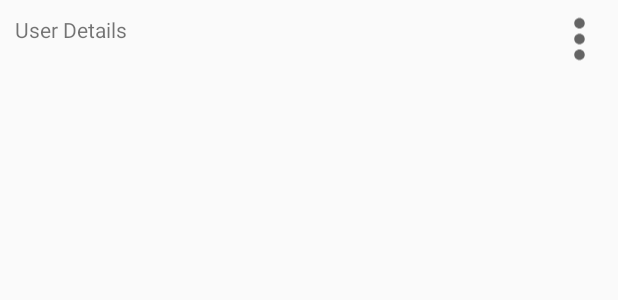
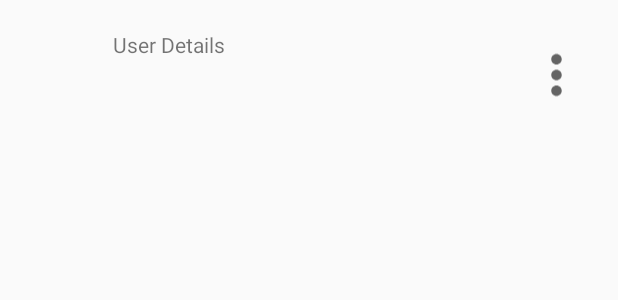
Before and after one commit to meanbypawan/firebaseapp, an Android app: the layout user_item_list.xml on its own in the app's theme, with its tools: preview values and no code run, on a phone screen of 412 x 824 dp. Shown: the top 300 px of the screen. Run offline under Robolectric (Android 15) with nearby library versions, the phone set to English and light mode, and no system bars.

```diff
--- a/app/src/main/AndroidManifest.xml
+++ b/app/src/main/AndroidManifest.xml
@@ -17,6 +17,7 @@
             </intent-filter>
         </activity>
         <activity android:name=".UserListActivity"/>
+        <activity android:name=".EditActivity"/>
     </application>
 
 </manifest>
--- a/app/src/main/java/com/example/testfirebaseapp/User.java
+++ b/app/src/main/java/com/example/testfirebaseapp/User.java
@@ -1,6 +1,8 @@
 package com.example.testfirebaseapp;
 
-public class User {
+import java.io.Serializable;
+
+public class User implements Serializable {
   private String id;
   private String name;
   private String mobile;
--- a/app/src/main/res/layout/user_item_list.xml
+++ b/app/src/main/res/layout/user_item_list.xml
@@ -3,13 +3,15 @@
     xmlns:app="http://schemas.android.com/apk/res-auto"
     xmlns:tools="http://schemas.android.com/tools"
     android:layout_width="match_parent"
+    android:layout_margin="20dp"
     android:layout_height="wrap_content">
 
     <TextView
         android:id="@+id/tvUserData"
-        android:layout_width="365dp"
-        android:layout_height="84dp"
-        android:padding="10dp"
+        android:layout_width="300dp"
+        android:layout_height="104dp"
+        android:paddingLeft="40dp"
+
         android:text="User Details"
         app:layout_constraintLeft_toLeftOf="parent"
         app:layout_constraintRight_toLeftOf="@+id/ivMenu"
@@ -19,7 +21,10 @@
         android:id="@+id/ivMenu"
         android:layout_width="42dp"
         android:layout_height="52dp"
+        android:layout_marginLeft="12dp"
+        android:layout_marginTop="4dp"
         android:src="@drawable/ic_baseline_more_vert_24"
+        app:layout_constraintEnd_toEndOf="parent"
         app:layout_constraintLeft_toRightOf="@+id/tvUserData"
         app:layout_constraintTop_toTopOf="parent" />
 </androidx.constraintlayout.widget.ConstraintLayout>
```
Also changed, not shown: app/src/main/java/com/example/testfirebaseapp/EditActivity.java (added, +54 -0 lines), app/src/main/java/com/example/testfirebaseapp/UserListAdapter.java (+59 -0 lines), 1 other file.
